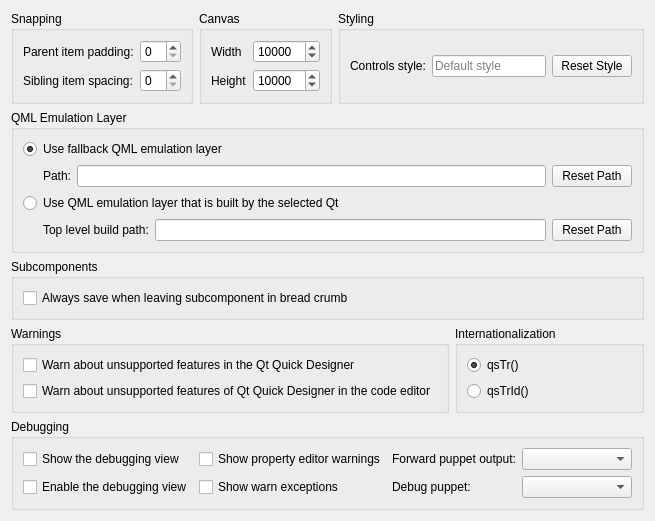
First picture: the form in src/plugins/qmldesigner/settingspage.ui, repository qt-creator/qt-creator, before the edit.
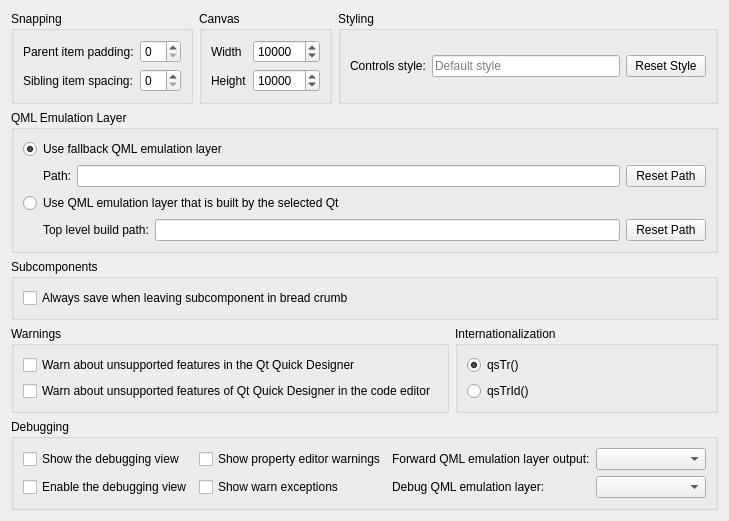
Second picture: the form after the edit. Custom widgets are drawn as their Qt base class.

Commit message:
Qt Quick Designer: Replace "puppet" with "QML Emulation Layer"
The latter term is used elsewhere in the Option dialog.
Needed to make the dialog wider for the text to fit. Another way
would be to move these options below the other debuggin options.

```diff
--- a/src/plugins/qmldesigner/settingspage.ui
+++ b/src/plugins/qmldesigner/settingspage.ui
@@ -6,7 +6,7 @@
    <rect>
     <x>0</x>
     <y>0</y>
-    <width>629</width>
+    <width>706</width>
     <height>472</height>
    </rect>
   </property>
@@ -343,7 +343,7 @@
         <item>
          <widget class="QLabel" name="label_4">
           <property name="text">
-           <string>Forward puppet output:</string>
+           <string>Forward QML emulation layer output:</string>
           </property>
          </widget>
         </item>
@@ -384,7 +384,7 @@
         <item>
          <widget class="QLabel" name="label_5">
           <property name="text">
-           <string>Debug puppet:</string>
+           <string>Debug QML emulation layer:</string>
           </property>
          </widget>
         </item>
```
